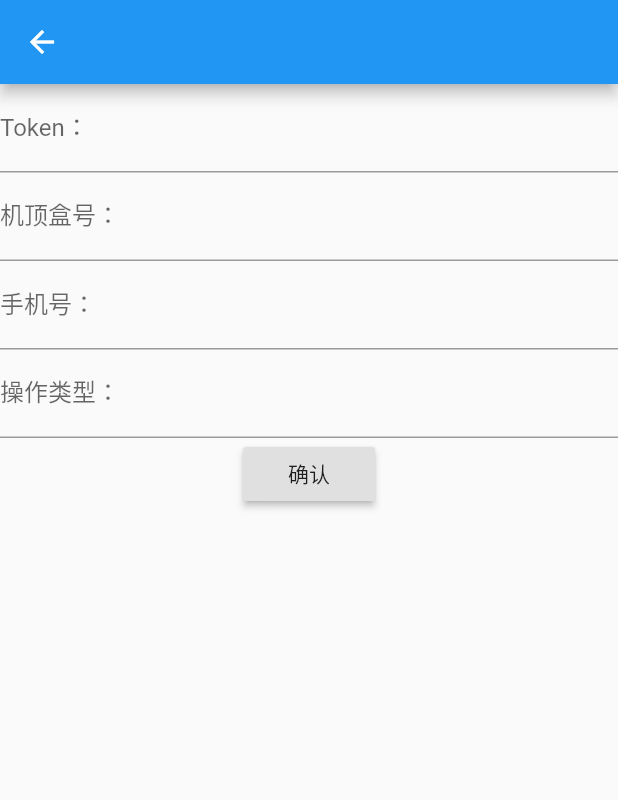
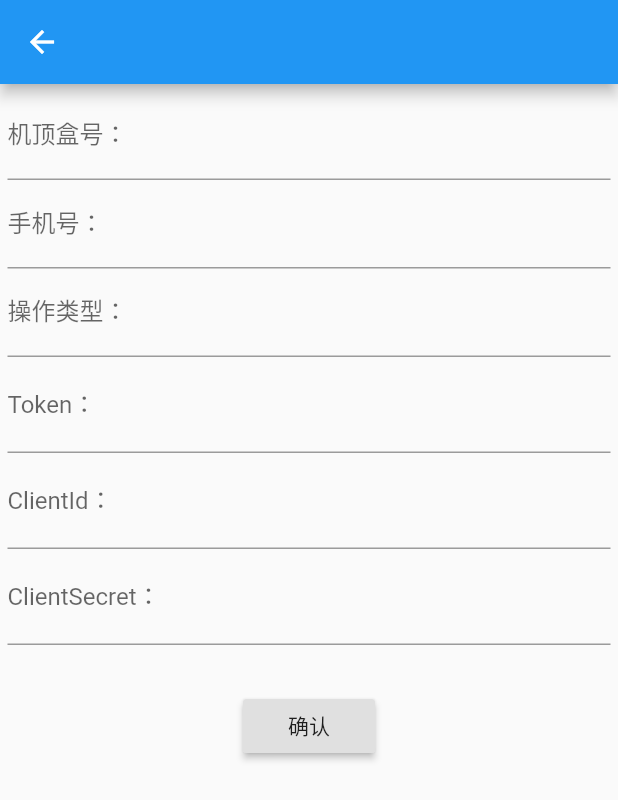
Before and after one commit to cc1430/WasuAuthDemo, a Flutter app: the BindStbPage screen opened directly with empty values, after a tap on "确认", on a phone screen of 412 x 824 dp. Shown: the top 800 px of the screen. Run offline on Flutter 3.47's test engine with Material 2 defaults, Android fonts, the phone set to English and light mode, and no system bars; our stand-ins replace fluttertoast, video_player; missing offline and left inert: wasuauthsdk.

Commit message:
修改绑定机顶盒接口；添加异常保护；

```diff
--- a/lib/oauth/bind_stb_page.dart
+++ b/lib/oauth/bind_stb_page.dart
@@ -1,5 +1,5 @@
 import 'package:flutter/material.dart';
-import 'package:flutterauthdemo/listener/my_listener.dart';
+import 'package:flutterauthdemo/listener/dialog_result_listener.dart';
 import 'package:wasuauthsdk/auth/wasu_urs_auth.dart';
 
 
@@ -22,6 +22,8 @@ class _BindStbPageState extends State<BindStbPage> {
   TextEditingController stbIdController = TextEditingController();
   TextEditingController phoneController = TextEditingController();
   TextEditingController optController = TextEditingController();
+  TextEditingController clientIdController = TextEditingController();
+  TextEditingController clientSecretController = TextEditingController();
 
   @override
   Widget build(BuildContext context) {
@@ -29,12 +31,26 @@ class _BindStbPageState extends State<BindStbPage> {
         appBar: AppBar(
           title: Text(_title),
         ),
-        body: Column(
-          children: <Widget>[
-            _getTextField("Token：", tokenController),
+        body: CustomScrollView(
+          shrinkWrap: true,
+          slivers: <Widget>[
+            new SliverPadding(
+              padding: EdgeInsets.all(5),
+              sliver: SliverList(
+                delegate: SliverChildListDelegate(
+                    <Widget>[
                       _getTextField("机顶盒号：", stbIdController),
                       _getTextField("手机号：", phoneController),
                       _getTextField("操作类型：", optController),
+                      _getTextField("Token：", tokenController, hint: "选填"),
+                      _getTextField("ClientId：", clientIdController, hint: "选填"),
+                      _getTextField("ClientSecret：", clientSecretController, hint: "选填"),
+                      SizedBox(
+                        height: 30,
+                      ),
+                      Row(
+                        mainAxisAlignment: MainAxisAlignment.center,
+                        children: <Widget>[
                           RaisedButton(
                             child: Text("确认"),
                             onPressed: (){
@@ -43,20 +59,28 @@ class _BindStbPageState extends State<BindStbPage> {
                           )
                         ],
                       )
+                    ]
+                ),
+              ),
+            )
+          ],
+        )
     );
   }
 
-  TextField _getTextField(String label, TextEditingController controller) {
+  TextField _getTextField(String label, TextEditingController controller, {String hint}) {
     return TextField(
       decoration: InputDecoration(
-          labelText: label
+        labelText: label,
+        hintText: hint,
       ),
       controller: controller,
     );
   }
 
   void _opt() {
-    WasuUrsAuth.getInstance().bindStbId(tokenController.text, stbIdController.text, phoneController.text,
-        optController.text, resultListener: MyListener());
+    WasuUrsAuth.getInstance().bindStbId(stbIdController.text, phoneController.text,
+        optController.text, resultListener: DialogResultListener(context), token: tokenController?.text,
+        clientId: clientIdController?.text, clientSecret: clientSecretController?.text);
   }
 }
--- a/lib/oauth/init_page.dart
+++ b/lib/oauth/init_page.dart
@@ -53,7 +53,7 @@ class InitPageSate extends State {
               TextField(
                 decoration: InputDecoration(
                   labelText: "Client Id:",
-                  hintText: "c1"
+                  hintText: "c2"
                 ),
                 controller: idController,
               ),
--- a/lib/oauth/query_user_info_page.dart
+++ b/lib/oauth/query_user_info_page.dart
@@ -1,5 +1,5 @@
 import 'package:flutter/material.dart';
-import 'package:flutterauthdemo/listener/my_listener.dart';
+import 'package:flutterauthdemo/listener/dialog_result_listener.dart';
 import 'package:wasuauthsdk/auth/wasu_urs_auth.dart';
 
 
@@ -61,6 +61,6 @@ class _QueryUserInfoPageState extends State<QueryUserInfoPage> {
 
   void _query(){
     print("查询");
-    WasuUrsAuth.getInstance().getUserByUid(tokenController.text, uidController.text, resultListener: MyListener());
+    WasuUrsAuth.getInstance().getUserByUid(tokenController.text, uidController.text, resultListener: DialogResultListener(context));
   }
 }
--- a/lib/oauth/refresh_token_page.dart
+++ b/lib/oauth/refresh_token_page.dart
@@ -1,5 +1,5 @@
 import 'package:flutter/material.dart';
-import 'package:flutterauthdemo/listener/my_listener.dart';
+import 'package:flutterauthdemo/listener/dialog_result_listener.dart';
 import 'package:wasuauthsdk/auth/wasu_urs_auth.dart';
 
 
@@ -51,6 +51,6 @@ class _RefreshTokenPageState extends State<RefreshTokenPage> {
 
   void _refreshToken(){
     print("刷新Token");
-    WasuUrsAuth.getInstance().refreshToken(refreshTokenController.text, resultListener: MyListener());
+    WasuUrsAuth.getInstance().refreshToken(refreshTokenController.text, resultListener: DialogResultListener(context));
   }
 }
--- a/lib/oauth/register_page.dart
+++ b/lib/oauth/register_page.dart
@@ -1,4 +1,5 @@
 import 'package:flutter/material.dart';
+import 'package:flutterauthdemo/listener/dialog_result_listener.dart';
 import 'package:flutterauthdemo/listener/my_listener.dart';
 import 'package:wasuauthsdk/auth/wasu_urs_auth.dart';
 import 'package:wasuauthsdk/bean/user_info.dart';
@@ -102,7 +103,7 @@ class RegisterState extends State {
     userInfo.phone = phoneController.text;
     userInfo.password = passwordController.text;
     userInfo.verCode = verCodeController.text;
-    WasuUrsAuth.getInstance().register(userInfo, resultListener: MyListener());
+    WasuUrsAuth.getInstance().register(userInfo, resultListener: DialogResultListener(context));
   }
 
   void _sendSmsCode() {
--- a/lib/oauth/update_user_info_page.dart
+++ b/lib/oauth/update_user_info_page.dart
@@ -1,5 +1,6 @@
 
 import 'package:flutter/material.dart';
+import 'package:flutterauthdemo/listener/dialog_result_listener.dart';
 import 'package:flutterauthdemo/listener/my_listener.dart';
 import 'package:wasuauthsdk/auth/wasu_urs_auth.dart';
 import 'package:wasuauthsdk/bean/user_info.dart';
@@ -104,6 +105,6 @@ class _UpdateUserInfoPageState extends State<UpdateUserInfoPage> {
     userInfo.oldPassword = oldPswController.text;
     userInfo.verCode = verCodeController.text;
     userInfo.phone = phoneController.text;
-    WasuUrsAuth.getInstance().updateUser(tokenController.text, userInfo, resultListener: MyListener());
+    WasuUrsAuth.getInstance().updateUser(tokenController.text, userInfo, resultListener: DialogResultListener(context));
   }
 }
--- a/pubspec.yaml
+++ b/pubspec.yaml
@@ -20,7 +20,7 @@ dependencies:
   flutter:
     sdk: flutter
 
-  wasuauthsdk: ^0.0.6
+  wasuauthsdk: ^0.0.8
   fluttertoast: ^3.1.3
   transparent_image: ^1.0.0
   video_player: ^0.10.0
```
Also changed, not shown: lib/oauth/gen_qrcode_page.dart (+6 -2 lines), pubspec.lock. Lines whose indentation alone changed are shown as unchanged.
